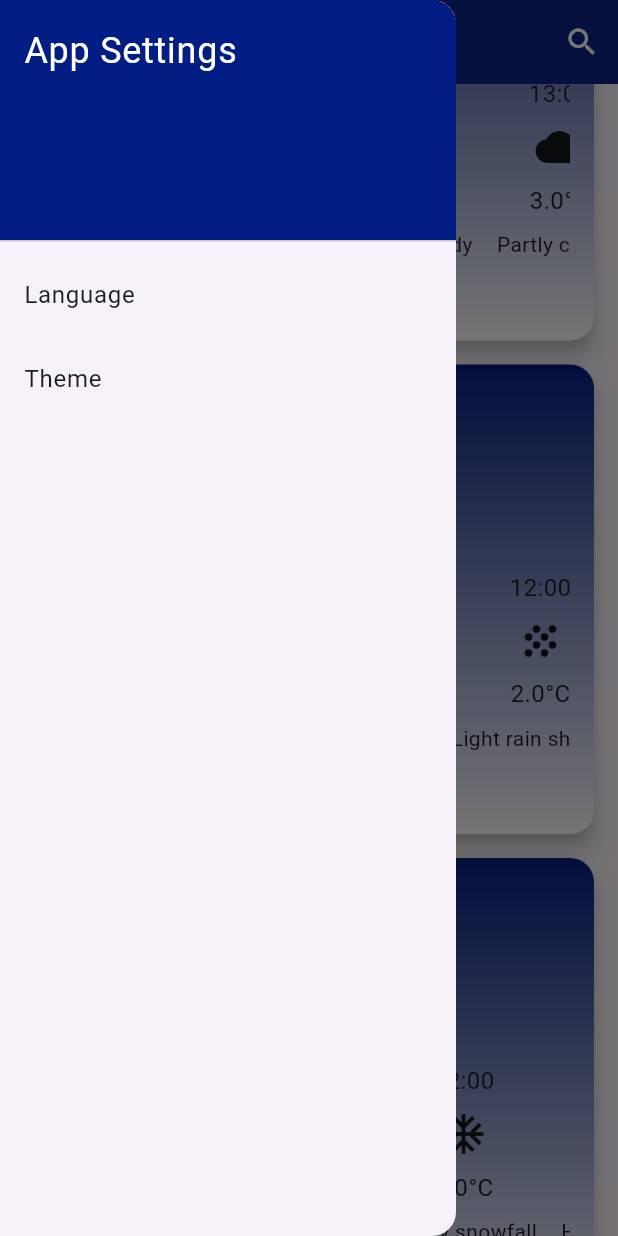
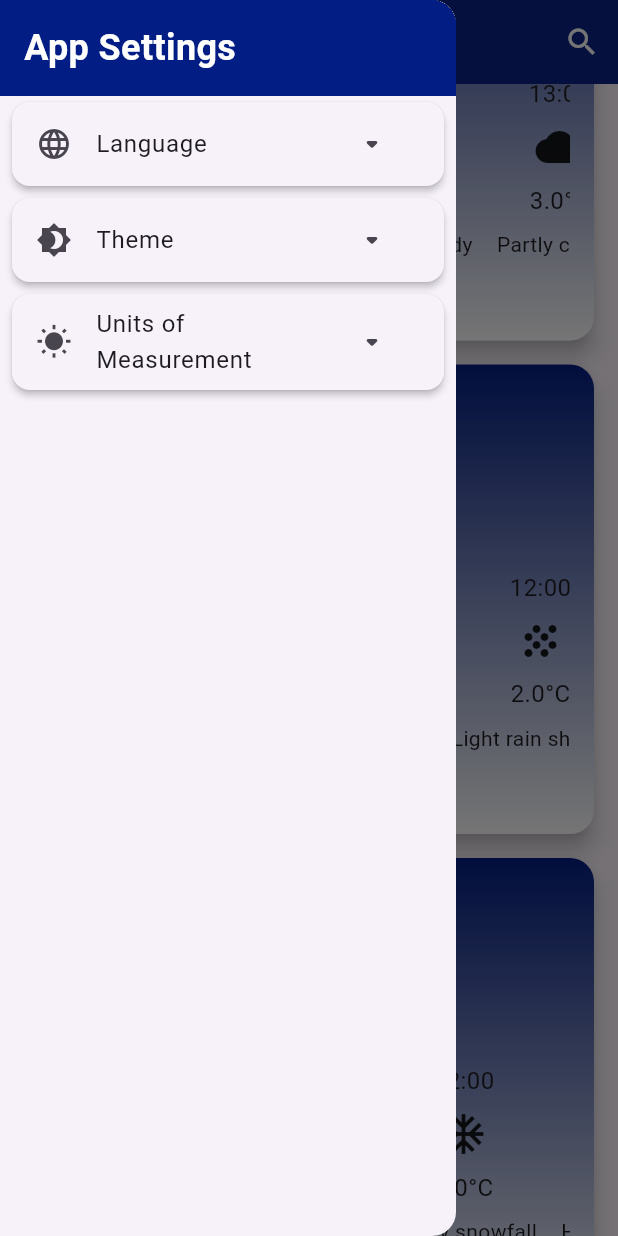
Before and after one commit to ArwaSaif99/weather_app, a Flutter app: the screen it shows after launch, scrolled down 535 dp, after a tap on the "menu" icon, on a phone screen of 412 x 824 dp. Run offline on Flutter 3.47's test engine with Material 3 defaults, Android fonts, the phone set to English and light mode, and no system bars; our stand-ins replace bloc, equatable, flutter_bloc; Roboto replaces fonts that are missing (Montserrat).

Commit message:
minor changes

```diff
--- a/lib/bloc/weather_bloc.dart
+++ b/lib/bloc/weather_bloc.dart
@@ -1,6 +1,4 @@
 import 'package:bloc/bloc.dart';
-import 'package:equatable/equatable.dart';
-import 'package:meta/meta.dart';
 import 'package:weather_app/bloc/weather_event.dart';
 import 'package:weather_app/bloc/weather_state.dart';
 import 'package:weather_app/model/weather_model.dart';
--- a/lib/bloc/weather_event.dart
+++ b/lib/bloc/weather_event.dart
@@ -7,7 +7,7 @@ abstract class WeatherEvent extends Equatable {
 class FetchWeatherData extends WeatherEvent {
   final String city;
 
-  const FetchWeatherData({required this.city}); // Define named parameter city
+  const FetchWeatherData({required this.city});
 
   @override
   List<Object> get props => [city];
--- a/lib/const/colors.dart
+++ b/lib/const/colors.dart
@@ -2,9 +2,7 @@ import 'package:flutter/material.dart';
 
 class AppColors {
   static const Color primaryColor = Color.fromARGB(255, 2, 30, 132);
-  static const Color accentColor = Color(0xFF03DAC6);
   static const Color backgroundColor = Colors.white;
-  static const Color textColor = Colors.black;
-  static const Color errorColor = Colors.red;
+
 
 }
--- a/lib/data/dummy_weather_data.dart
+++ b/lib/data/dummy_weather_data.dart
@@ -67,7 +67,6 @@ String _getIconUrlForDay(int dayIndex) {
 }
 
 double _getTemperatureForHour(int hourIndex) {
-  // Replace with your logic to generate temperature based on hour
   return hourIndex.toDouble();
 }
 
--- a/lib/view/screens/home_screen.dart
+++ b/lib/view/screens/home_screen.dart
@@ -16,8 +16,9 @@ class HomeScreen extends StatelessWidget {
 
   @override
   Widget build(BuildContext context) {
-    String selectedCity = "New York";
+    String selectedCity = "Dubai";
     context.read<WeatherBloc>().add(FetchWeatherData(city: selectedCity));
+
     final GlobalKey<ScaffoldState> scaffoldKey = GlobalKey();
 
     return Scaffold(
--- a/lib/view/screens/splash_screen.dart
+++ b/lib/view/screens/splash_screen.dart
@@ -7,6 +7,7 @@ import 'package:weather_app/const/colors.dart';
 import 'package:weather_app/view/screens/home_screen.dart';
 
 class SplashScreen extends StatefulWidget {
+
   const SplashScreen({Key? key}) : super(key: key);
 
   @override
--- a/lib/view/widgets/app_bar_widgets.dart
+++ b/lib/view/widgets/app_bar_widgets.dart
@@ -69,7 +69,7 @@ AppBar buildCustomAppBar(BuildContext context, GlobalKey<ScaffoldState> scaffold
         color: Colors.white,
       ),
       onPressed: () {
-        scaffoldKey.currentState?.openDrawer(); // Use the scaffoldKey to open the drawer
+        scaffoldKey.currentState?.openDrawer();
       },
     ),
     title: Text(
--- a/lib/view/widgets/drawer_widget.dart
+++ b/lib/view/widgets/drawer_widget.dart
@@ -1,36 +1,108 @@
 import 'package:flutter/material.dart';
-import 'package:flutter_bloc/flutter_bloc.dart';
 import 'package:weather_app/const/colors.dart';
 Drawer buildDrawer(BuildContext context, GlobalKey<ScaffoldState> scaffoldKey) {
+
   return Drawer(
+    child: SafeArea(
       child: ListView(
         padding: EdgeInsets.zero,
         children: [
-        DrawerHeader(
-          decoration: BoxDecoration(
+          Container(
+            padding: EdgeInsets.symmetric(vertical: 15, horizontal: 16),
             color: AppColors.primaryColor,
-          ),
             child: Text(
               'App Settings',
               style: TextStyle(
                 color: Colors.white,
                 fontSize: 24,
+                fontWeight: FontWeight.bold,
               ),
             ),
           ),
-        ListTile(
+          Card(
+            elevation: 2,
+            margin: EdgeInsets.symmetric(horizontal: 8, vertical: 4),
+            child: ListTile(
+              leading: Icon(Icons.language),
               title: Text('Language'),
               onTap: () {
                 scaffoldKey.currentState?.openEndDrawer();
               },
+              trailing: PopupMenuButton(
+                icon: Icon(Icons.arrow_drop_down_rounded),
+                itemBuilder: (BuildContext context) => [
+                  PopupMenuItem(
+                    child: Text('English'),
+                    value: 'English',
                   ),
-        ListTile(
+                  PopupMenuItem(
+                    child: Text('Arabic'),
+                    value: 'Arabic',
+                  ),
+                ],
+                onSelected: (value) {
+                  print('Selected language: $value');
+                },
+              ),
+            ),
+          ),
+          Card(
+  elevation: 2,
+  margin: EdgeInsets.symmetric(horizontal: 8, vertical: 4),
+  child: ListTile(
+    leading: Icon(Icons.brightness_4),
     title: Text('Theme'),
     onTap: () {
       scaffoldKey.currentState?.openEndDrawer();
     },
+    trailing: PopupMenuButton(
+      icon: Icon(Icons.arrow_drop_down_rounded),
+      itemBuilder: (BuildContext context) => [
+        PopupMenuItem(
+          child: Text('Light Theme'),
+          value: 'light',
+        ),
+        PopupMenuItem(
+          child: Text('Dark Theme'),
+          value: 'dark',
+        ),
+      ],
+      onSelected: (value) {
+      },
+    ),
+  ),
+),
+
+          Card(
+            elevation: 2,
+            margin: EdgeInsets.symmetric(horizontal: 8, vertical: 4),
+            child: ListTile(
+              leading: Icon(Icons.wb_sunny),
+              title: Text('Units of Measurement'),
+              onTap: () {
+                scaffoldKey.currentState?.openEndDrawer();
+              },
+              trailing: PopupMenuButton(
+                icon: Icon(Icons.arrow_drop_down_rounded),
+                itemBuilder: (BuildContext context) => [
+                  PopupMenuItem(
+                    child: Text('Celsius'),
+                    value: 'Celsius',
+                  ),
+                  PopupMenuItem(
+                    child: Text('Fahrenheit'),
+                    value: 'Fahrenheit',
+                  ),
+                ],
+                onSelected: (value) {
+                  print('Selected unit: $value');
+                },
+              ),
+            ),
           ),
         ],
       ),
+    ),
   );
+
 }
--- a/pubspec.yaml
+++ b/pubspec.yaml
@@ -40,6 +40,7 @@ dependencies:
   # The following adds the Cupertino Icons font to your application.
   # Use with the CupertinoIcons class for iOS style icons.
   cupertino_icons: ^1.0.6
+  rxdart: ^0.27.7
 
 dev_dependencies:
   flutter_test:
```
Also changed, not shown: pubspec.lock. Lines whose indentation alone changed are shown as unchanged.
